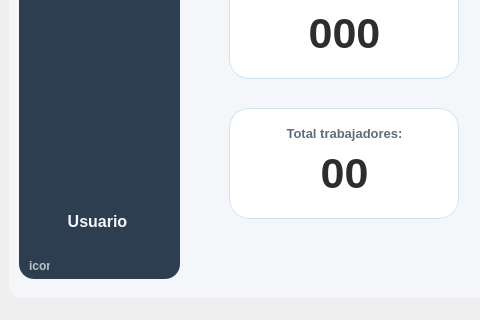
First picture: the form in resources/ui/main.ui, repository Proyecto-Uptjaa/Proyecto_SIRA, before the edit; both pictures show x 0 to 480 and y 361 to 681 of the 1300 by 681 pixel window.
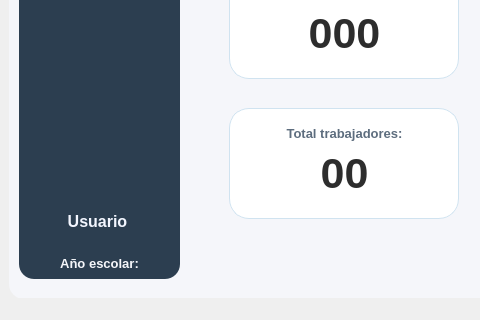
Second picture: the form after the edit. Icons and pictures are not drawn. Custom widgets are drawn as their Qt base class.

Commit message: feat: label año escolar actual

Diff of the .ui file:
```diff
--- a/resources/ui/main.ui
+++ b/resources/ui/main.ui
@@ -1910,28 +1910,31 @@
      <widget class="QLabel" name="lblEstadoBD_icon">
       <property name="geometry">
        <rect>
-        <x>10</x>
-        <y>597</y>
-        <width>21</width>
-        <height>21</height>
+        <x>0</x>
+        <y>590</y>
+        <width>161</width>
+        <height>31</height>
        </rect>
       </property>
       <property name="font">
        <font>
         <family>Segoe UI</family>
-        <pointsize>9</pointsize>
+        <pointsize>10</pointsize>
         <bold>true</bold>
        </font>
       </property>
       <property name="styleSheet">
-       <string notr="true">background-color: transparent;
-color: #bdc3c7</string>
+       <string notr="true">color: #f5f6fa;
+background-color: transparent;</string>
       </property>
       <property name="text">
-       <string>icon</string>
+       <string>Año escolar:</string>
       </property>
       <property name="alignment">
-       <set>Qt::AlignmentFlag::AlignLeading|Qt::AlignmentFlag::AlignLeft|Qt::AlignmentFlag::AlignVCenter</set>
+       <set>Qt::AlignmentFlag::AlignCenter</set>
+      </property>
+      <property name="wordWrap">
+       <bool>true</bool>
       </property>
      </widget>
     </widget>
```
Left out of the diff: 2 changed lines with no effect on the pictures. The commit also changes 1 other file.
